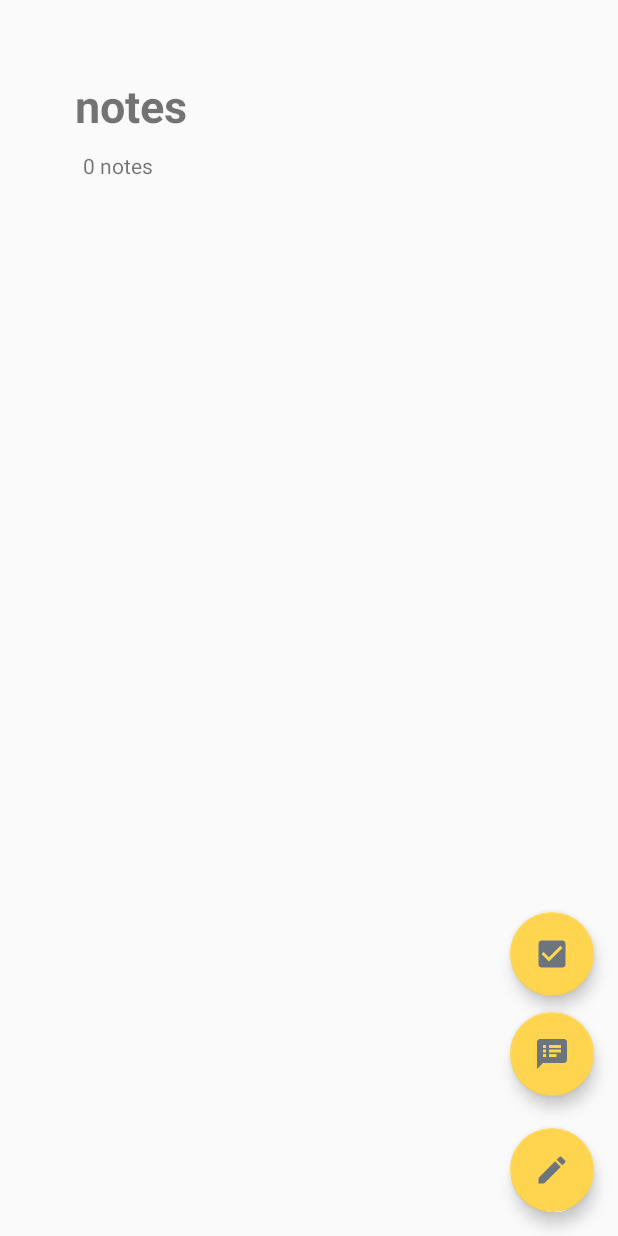
After one commit to FelixWiemann/Notes, an Android app: the layout activity_main_content.xml on its own in the app's theme, with its tools: preview values and no code run, on a phone screen of 412 x 824 dp. The commit adds this screen. Run offline under Robolectric (Android 15) with nearby library versions, the phone set to English and light mode, and no system bars.

Commit message:
started implementing privacy notice
put entry point to the settings page, but does nothing at the moment and is removed
also moved main activity content to different layout

AB#22

```diff
--- /dev/null
+++ b/app/src/main/res/layout/activity_main_content.xml
@@ -0,0 +1,68 @@
+<?xml version="1.0" encoding="utf-8"?>
+<RelativeLayout
+    xmlns:android="http://schemas.android.com/apk/res/android"
+    xmlns:app="http://schemas.android.com/apk/res-auto"
+    android:name="androidx.navigation.fragment.NavHostFragment"
+    android:layout_height="match_parent"
+    android:layout_width="match_parent"
+    android:orientation="vertical">
+
+    <com.nepumuk.notizen.views.NoteListViewHeaderView
+        android:layout_width="match_parent"
+        android:layout_height="wrap_content"
+        android:id="@+id/headerView"/>
+
+    <com.nepumuk.notizen.views.SwipeRecyclerView
+        android:id="@+id/adapterView"
+        android:layout_width="match_parent"
+        android:layout_height="match_parent"
+        android:contentDescription="@string/content_list_of_notes"
+        android:layout_below="@+id/headerView" />
+
+
+    <com.nepumuk.notizen.views.fabs.FabSpawnerFab
+        android:id="@+id/fab_add_notes"
+        android:layout_width="wrap_content"
+        android:layout_height="wrap_content"
+        android:layout_alignParentEnd="true"
+        android:layout_alignParentBottom="true"
+        android:layout_marginStart="16dp"
+        android:layout_marginTop="16dp"
+        android:layout_marginEnd="16dp"
+        android:layout_marginBottom="16dp"
+        android:contentDescription="@string/content_add_notes"
+        app:srcCompat="@drawable/ic_create_new_note"
+        android:clickable="true"
+        app:fabSize="normal" />
+
+    <com.google.android.material.floatingactionbutton.FloatingActionButton
+        android:id="@+id/fab_text_note"
+        android:layout_width="wrap_content"
+        android:layout_height="wrap_content"
+        android:layout_above="@+id/fab_add_notes"
+        android:layout_alignParentEnd="true"
+        android:layout_marginStart="16dp"
+        android:layout_marginTop="5dp"
+        android:layout_marginEnd="16dp"
+        android:layout_marginBottom="5dp"
+        android:clickable="true"
+        app:fabSize="normal"
+        android:contentDescription="@string/content_create_text_note"
+        app:srcCompat="@drawable/ic_create_text_note" />
+
+    <com.google.android.material.floatingactionbutton.FloatingActionButton
+        android:id="@+id/fab_task_note"
+        android:layout_width="wrap_content"
+        android:layout_height="wrap_content"
+        android:layout_above="@+id/fab_text_note"
+        android:layout_alignParentEnd="true"
+        android:layout_marginStart="16dp"
+        android:layout_marginTop="5dp"
+        android:layout_marginEnd="16dp"
+        android:layout_marginBottom="5dp"
+        android:clickable="true"
+        app:fabSize="normal"
+        android:contentDescription="@string/content_create_task_note"
+        app:srcCompat="@drawable/ic_create_task_note"/>
+
+</RelativeLayout>
--- a/app/src/main/res/values/settings_keys.xml
+++ b/app/src/main/res/values/settings_keys.xml
@@ -2,10 +2,12 @@
 <resources
     xmlns:tools="http://schemas.android.com/tools"
     tools:ignore="MissingTranslation">
+    <string name="pref_key_category_about" translatable="false">pref_key_category_about</string>
 
     <string name="pref_key_feedback" translatable="false">preference_key_feedback</string>
     <string name="pref_key_theme" translatable="false">preference_key_theme</string>
     <string name="pref_key_exception_test" translatable="false">pref_key_exception_test</string>
+    <string name="pref_key_privacy_notice" translatable="false">pref_key_privacy_notice</string>
 
     <string name="pref_value_theme_system" translatable="false">pref_value_theme_system</string>
     <string name="pref_value_theme_dark" translatable="false">pref_value_theme_dark</string>
--- a/app/src/main/res/values/strings.xml
+++ b/app/src/main/res/values/strings.xml
@@ -66,10 +66,12 @@
 
     <!-- Preferences-->
     <string name="preference_category_theme">Theme</string>
-    <string name="preference_category_other">Other</string>
+    <string name="preference_category_about">About</string>
     <string name="preference_title_theme" >Theme</string>
     <string name="preference_title_feedback">Send feedback</string>
     <string name="preference_summary_feedback">Report technical issues or suggest new features</string>
+    <string name="preference_title_privacy_notice">Privacy Notice</string>
+    <string name="preference_summary_privacy_notice">View the privacy notice</string>
     <string name="preference_name_theme_system" >Use system settings</string>
     <string name="preference_name_theme_dark" >dark theme</string>
     <string name="preference_name_theme_light" >light theme</string>
```
Also changed, not shown: app/src/main/java/com/nepumuk/notizen/MainActivity.java (+9 -2 lines), app/src/main/java/com/nepumuk/notizen/settings/SettingsFragment.java (+12 -4 lines), app/src/main/res/layout/activity_main.xml (+1 -66 lines), app/src/main/res/xml/root_preferences.xml (+15 -8 lines), 1 other file.
